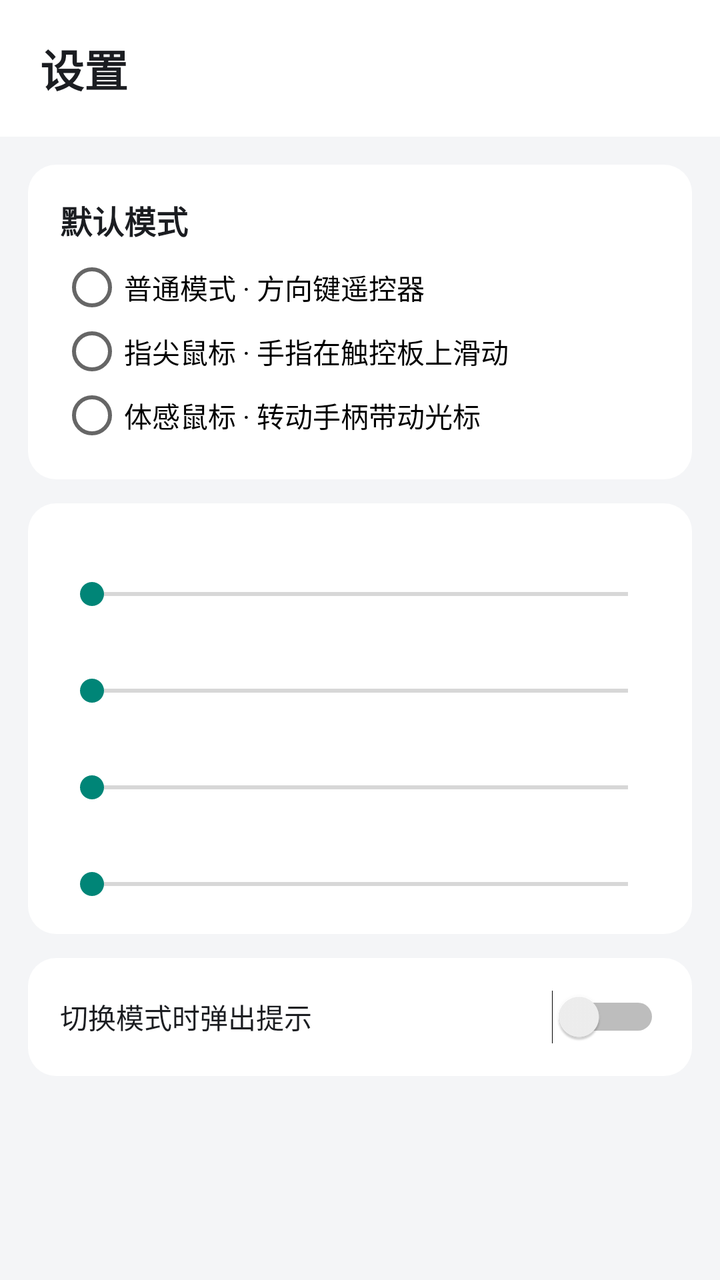
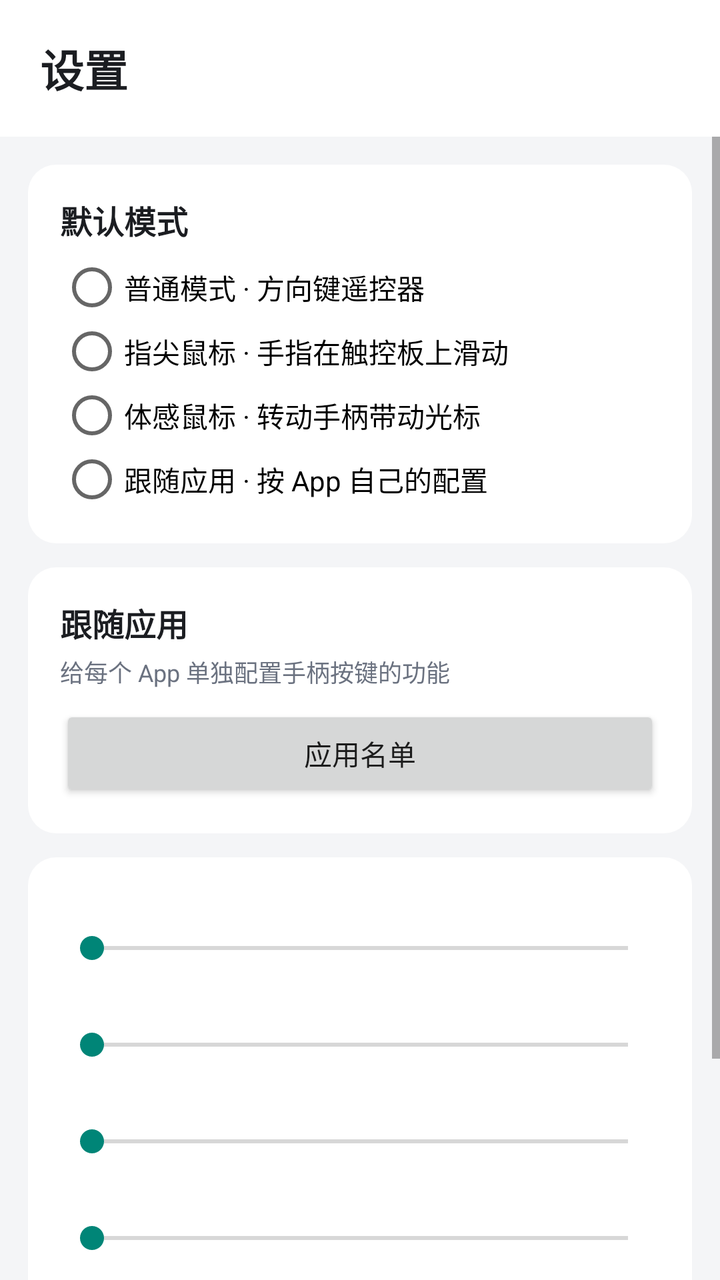

The first picture is an Android layout as it rendered before a commit; the second is the same layout after the commit. The layout source and the unified diff follow.
<!-- AndroidManifest.xml: activity theme android:Theme.Material.Light.NoActionBar -->
<!-- res/layout/activity_settings.xml -->
<?xml version="1.0" encoding="utf-8"?>
<LinearLayout xmlns:android="http://schemas.android.com/apk/res/android"
    android:layout_width="match_parent"
    android:layout_height="match_parent"
    android:background="@color/light_bg"
    android:fitsSystemWindows="true"
    android:orientation="vertical">

    <TextView
        android:layout_width="match_parent"
        android:layout_height="wrap_content"
        android:background="@color/light_card"
        android:paddingStart="20dp"
        android:paddingTop="18dp"
        android:paddingEnd="20dp"
        android:paddingBottom="18dp"
        android:text="设置"
        android:textColor="@color/light_text"
        android:textSize="22sp"
        android:textStyle="bold" />

    <ScrollView
        android:layout_width="match_parent"
        android:layout_height="0dp"
        android:layout_weight="1">

        <LinearLayout
            android:layout_width="match_parent"
            android:layout_height="wrap_content"
            android:orientation="vertical"
            android:padding="14dp">

            <LinearLayout
                android:layout_width="match_parent"
                android:layout_height="wrap_content"
                android:background="@drawable/card_background"
                android:orientation="vertical"
                android:padding="16dp">

                <TextView
                    android:layout_width="match_parent"
                    android:layout_height="wrap_content"
                    android:text="默认模式"
                    android:textColor="@color/light_text"
                    android:textSize="16sp"
                    android:textStyle="bold" />

                <RadioGroup
                    android:id="@+id/defaultModeGroup"
                    android:layout_width="match_parent"
                    android:layout_height="wrap_content"
                    android:layout_marginTop="6dp"
                    android:orientation="vertical">

                    <RadioButton
                        android:id="@+id/defaultNormal"
                        android:layout_width="match_parent"
                        android:layout_height="wrap_content"
                        android:text="普通模式 · 方向键遥控器" />

                    <RadioButton
                        android:id="@+id/defaultFlyTouch"
                        android:layout_width="match_parent"
                        android:layout_height="wrap_content"
                        android:text="指尖鼠标 · 手指在触控板上滑动" />

                    <RadioButton
                        android:id="@+id/defaultFlyMotion"
                        android:layout_width="match_parent"
                        android:layout_height="wrap_content"
                        android:text="体感鼠标 · 转动手柄带动光标" />
                </RadioGroup>
            </LinearLayout>

            <LinearLayout
                android:layout_width="match_parent"
                android:layout_height="wrap_content"
                android:layout_marginTop="12dp"
                android:background="@drawable/card_background"
                android:orientation="vertical"
                android:padding="16dp">

                <TextView
                    android:id="@+id/dpadStepLabel"
                    android:layout_width="match_parent"
                    android:layout_height="wrap_content"
                    android:textColor="@color/light_text"
                    android:textSize="15sp" />

                <SeekBar
                    android:id="@+id/dpadStepSeek"
                    android:layout_width="match_parent"
                    android:layout_height="wrap_content"
                    android:max="60" />

                <TextView
                    android:id="@+id/touchGainLabel"
                    android:layout_width="match_parent"
                    android:layout_height="wrap_content"
                    android:layout_marginTop="10dp"
                    android:textColor="@color/light_text"
                    android:textSize="15sp" />

                <SeekBar
                    android:id="@+id/touchGainSeek"
                    android:layout_width="match_parent"
                    android:layout_height="wrap_content"
                    android:max="80" />

                <TextView
                    android:id="@+id/motionGainLabel"
                    android:layout_width="match_parent"
                    android:layout_height="wrap_content"
                    android:layout_marginTop="10dp"
                    android:textColor="@color/light_text"
                    android:textSize="15sp" />

                <SeekBar
                    android:id="@+id/motionGainSeek"
                    android:layout_width="match_parent"
                    android:layout_height="wrap_content"
                    android:max="40" />

                <TextView
                    android:id="@+id/motionDeadZoneLabel"
                    android:layout_width="match_parent"
                    android:layout_height="wrap_content"
                    android:layout_marginTop="10dp"
                    android:textColor="@color/light_text"
                    android:textSize="15sp" />

                <SeekBar
                    android:id="@+id/motionDeadZoneSeek"
                    android:layout_width="match_parent"
                    android:layout_height="wrap_content"
                    android:max="20" />
            </LinearLayout>

            <LinearLayout
                android:layout_width="match_parent"
                android:layout_height="wrap_content"
                android:layout_marginTop="12dp"
                android:background="@drawable/card_background"
                android:orientation="vertical"
                android:padding="16dp">

                <Switch
                    android:id="@+id/hintSwitch"
                    android:layout_width="match_parent"
                    android:layout_height="wrap_content"
                    android:text="切换模式时弹出提示"
                    android:textColor="@color/light_text" />
            </LinearLayout>
        </LinearLayout>
    </ScrollView>
</LinearLayout>
<!-- resources referenced by this layout -->
<resources>
  <color name="light_bg">#FFF4F5F7</color>
  <color name="light_card">#FFFFFFFF</color>
  <color name="light_text">#FF1B1D21</color>
  <!-- drawable card_background (drawable) -->
  <?xml version="1.0" encoding="utf-8"?>
  <shape xmlns:android="http://schemas.android.com/apk/res/android"
      android:shape="rectangle">
      <solid android:color="@color/light_card" />
      <corners android:radius="14dp" />
  </shape>
</resources>

<!-- the commit's change to res/layout/activity_settings.xml (unified diff, before → after) -->
@@ -69,6 +69,12 @@
                         android:layout_width="match_parent"
                         android:layout_height="wrap_content"
                         android:text="体感鼠标 · 转动手柄带动光标" />
+
+                    <RadioButton
+                        android:id="@+id/defaultProfile"
+                        android:layout_width="match_parent"
+                        android:layout_height="wrap_content"
+                        android:text="跟随应用 · 按 App 自己的配置" />
                 </RadioGroup>
             </LinearLayout>
 
@@ -81,6 +87,38 @@
                 android:padding="16dp">
 
                 <TextView
+                    android:layout_width="match_parent"
+                    android:layout_height="wrap_content"
+                    android:text="跟随应用"
+                    android:textColor="@color/light_text"
+                    android:textSize="16sp"
+                    android:textStyle="bold" />
+
+                <TextView
+                    android:layout_width="match_parent"
+                    android:layout_height="wrap_content"
+                    android:layout_marginTop="4dp"
+                    android:text="给每个 App 单独配置手柄按键的功能"
+                    android:textColor="@color/light_text_dim"
+                    android:textSize="12sp" />
+
+                <Button
+                    android:id="@+id/appProfilesButton"
+                    android:layout_width="match_parent"
+                    android:layout_height="wrap_content"
+                    android:layout_marginTop="8dp"
+                    android:text="应用名单" />
+            </LinearLayout>
+
+            <LinearLayout
+                android:layout_width="match_parent"
+                android:layout_height="wrap_content"
+                android:layout_marginTop="12dp"
+                android:background="@drawable/card_background"
+                android:orientation="vertical"
+                android:padding="16dp">
+
+                <TextView
                     android:id="@+id/dpadStepLabel"
                     android:layout_width="match_parent"
                     android:layout_height="wrap_content"
@@ -134,6 +172,20 @@
                     android:layout_width="match_parent"
                     android:layout_height="wrap_content"
                     android:max="20" />
+
+                <TextView
+                    android:id="@+id/gestureScaleLabel"
+                    android:layout_width="match_parent"
+                    android:layout_height="wrap_content"
+                    android:layout_marginTop="10dp"
+                    android:textColor="@color/light_text"
+                    android:textSize="15sp" />
+
+                <SeekBar
+                    android:id="@+id/gestureScaleSeek"
+                    android:layout_width="match_parent"
+                    android:layout_height="wrap_content"
+                    android:max="140" />
             </LinearLayout>
 
             <LinearLayout
<!-- resource entries referenced after the edit -->
@@ -3,6 +3,7 @@
   <color name="light_bg">#FFF4F5F7</color>
   <color name="light_card">#FFFFFFFF</color>
   <color name="light_text">#FF1B1D21</color>
+  <color name="light_text_dim">#FF6B7280</color>
   <!-- drawable card_background (drawable) -->
   <?xml version="1.0" encoding="utf-8"?>
   <shape xmlns:android="http://schemas.android.com/apk/res/android"
